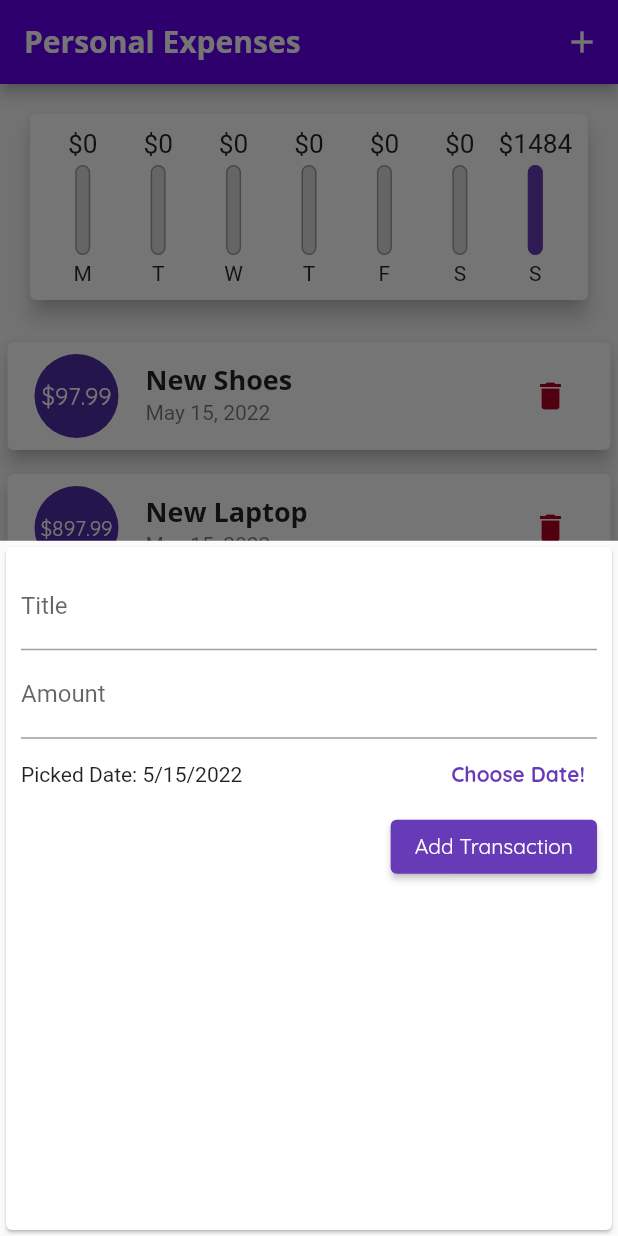
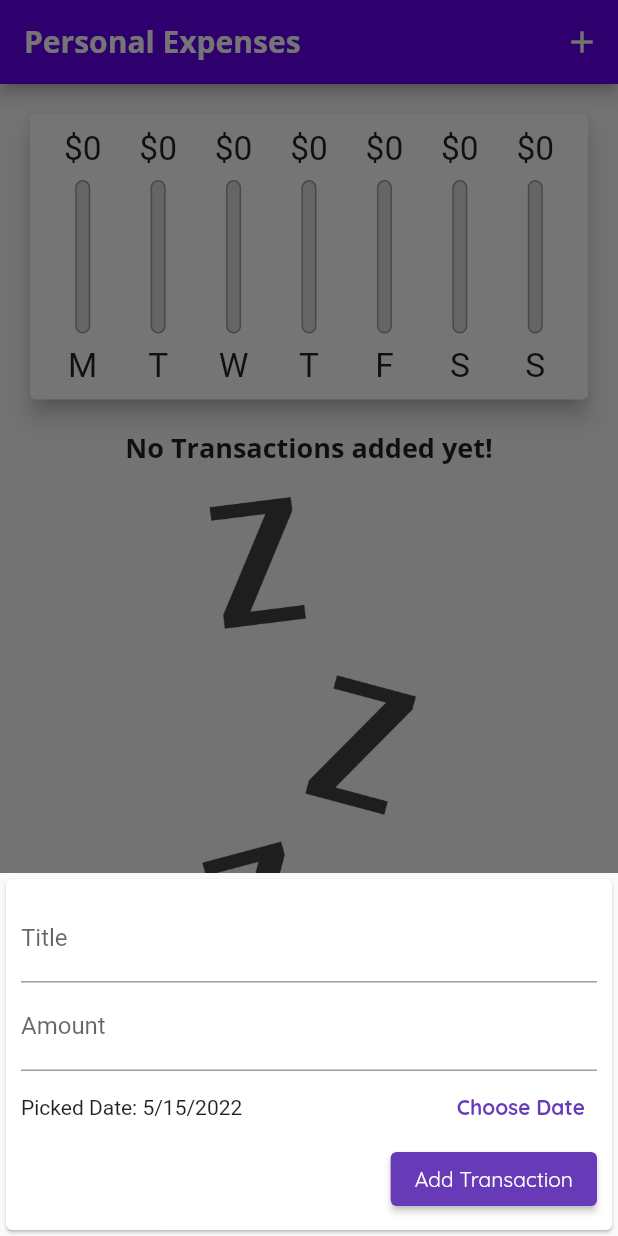
Before and after one commit to SaeedEndergiri/expense_planner, a Flutter app: the screen it shows after launch, after a tap on the "add" icon, on a phone screen of 412 x 824 dp. Run offline on Flutter 3.47's test engine with Material 2 defaults, Android fonts, the phone set to English and light mode, and no system bars; Roboto replaces fonts that are missing (Open Sans).

Commit message:
adaptiveness and responsiveness

```diff
--- a/expense_planner/lib/main.dart
+++ b/expense_planner/lib/main.dart
@@ -1,12 +1,20 @@
-import 'package:expense_planner/widgets/chart.dart';
+import 'dart:io';
+
+import 'package:flutter/cupertino.dart';
 import 'package:flutter/material.dart';
+import 'package:flutter/services.dart';
 
 import 'widgets/new_transaction.dart';
 import 'widgets/transaction_list.dart';
 import 'widgets/chart.dart';
 import 'models/transaction.dart';
 
-void main() => runApp(MyApp());
+void main() {
+  // WidgetsFlutterBinding.ensureInitialized();
+  // SystemChrome.setPreferredOrientations(
+  //     [DeviceOrientation.portraitDown, DeviceOrientation.portraitUp]);
+  runApp(MyApp());
+}
 
 class MyApp extends StatelessWidget {
   @override
@@ -45,18 +53,20 @@ class _MyHomePageState extends State<MyHomePage> {
   // String? titleInput;
 
   final List<Transaction> _userTransactions = [
-    Transaction(
-        id: 't1', title: 'New Shoes', amount: 97.99, date: DateTime.now()),
-    Transaction(
-        id: 't2', title: 'New Laptop', amount: 897.99, date: DateTime.now()),
-    Transaction(
-        id: 't3', title: 'Work Desk', amount: 397.99, date: DateTime.now()),
-    Transaction(id: 't4', title: 'Gym', amount: 17.99, date: DateTime.now()),
-    Transaction(
-        id: 't5', title: 'Phone Data', amount: 35.99, date: DateTime.now()),
-    Transaction(
-        id: 't5', title: 'Phone Data', amount: 35.99, date: DateTime.now()),
+    // Transaction(
+    //     id: 't1', title: 'New Shoes', amount: 97.99, date: DateTime.now()),
+    // Transaction(
+    //     id: 't2', title: 'New Laptop', amount: 897.99, date: DateTime.now()),
+    // Transaction(
+    //     id: 't3', title: 'Work Desk', amount: 397.99, date: DateTime.now()),
+    // Transaction(id: 't4', title: 'Gym', amount: 17.99, date: DateTime.now()),
+    // Transaction(
+    //     id: 't5', title: 'Phone Data', amount: 35.99, date: DateTime.now()),
+    // Transaction(
+    //     id: 't5', title: 'Phone Data', amount: 35.99, date: DateTime.now()),
   ];
+
+  bool _showChart = false;
 
   List<Transaction> get _recentTransactions {
     return _userTransactions
@@ -94,8 +104,21 @@ class _MyHomePageState extends State<MyHomePage> {
 
   @override
   Widget build(BuildContext context) {
-    return Scaffold(
-      appBar: AppBar(
+    final mediaQuery = MediaQuery.of(context);
+    final isLandscape = mediaQuery.orientation == Orientation.landscape;
+    final dynamic appBar = Platform.isIOS
+        ? CupertinoNavigationBar(
+            middle: Text('Personal Expenses'),
+            trailing: Row(
+              mainAxisSize: MainAxisSize.min,
+              children: [
+                GestureDetector(
+                    child: Icon(CupertinoIcons.add),
+                    onTap: () => _startAddNewTransaction(context))
+              ],
+            ),
+          )
+        : AppBar(
             title: Text('Personal Expenses',
                 style: TextStyle(fontFamily: 'Open Sans')),
             actions: [
@@ -103,19 +126,70 @@ class _MyHomePageState extends State<MyHomePage> {
                   onPressed: () => _startAddNewTransaction(context),
                   icon: Icon(Icons.add))
             ],
-      ),
-      body: SingleChildScrollView(
+          );
+    final txListWidget = Container(
+      height: (mediaQuery.size.height -
+              appBar.preferredSize.height -
+              mediaQuery.padding.top) *
+          0.7,
+      child: TransactionList(_userTransactions, _deleteTransaction),
+    );
+    final pageBody = SafeArea(
+      child: SingleChildScrollView(
         child: Column(
           //mainAxisAlignment: MainAxisAlignment.spaceAround,
           crossAxisAlignment: CrossAxisAlignment.stretch,
           children: [
-            Chart(_recentTransactions),
-            TransactionList(_userTransactions, _deleteTransaction)
+            if (isLandscape)
+              Row(
+                mainAxisAlignment: MainAxisAlignment.center,
+                children: [
+                  Text('Show Chart', style: Theme.of(context).textTheme.headline6,),
+                  Switch.adaptive(
+                      activeColor: Theme.of(context).colorScheme.secondary,
+                      value: _showChart,
+                      onChanged: (val) {
+                        setState(() {
+                          _showChart = val;
+                        });
+                      }),
+                ],
+              ),
+            if (!isLandscape)
+              Container(
+                  height: (mediaQuery.size.height -
+                          appBar.preferredSize.height -
+                          mediaQuery.padding.top) *
+                      0.3,
+                  child: Chart(_recentTransactions)),
+            if (!isLandscape) txListWidget,
+            if (isLandscape)
+              _showChart
+                  ? Container(
+                      height: (mediaQuery.size.height -
+                              appBar.preferredSize.height -
+                              mediaQuery.padding.top) *
+                          0.7,
+                      child: Chart(_recentTransactions))
+                  : txListWidget
           ],
         ),
       ),
-      floatingActionButtonLocation: FloatingActionButtonLocation.centerFloat,
-      floatingActionButton: FloatingActionButton(
+    );
+
+    return Platform.isIOS
+        ? CupertinoPageScaffold(
+            child: pageBody,
+            navigationBar: appBar,
+          )
+        : Scaffold(
+            appBar: appBar,
+            body: pageBody,
+            floatingActionButtonLocation:
+                FloatingActionButtonLocation.centerFloat,
+            floatingActionButton: Platform.isIOS
+                ? Container()
+                : FloatingActionButton(
                     onPressed: () => _startAddNewTransaction(context),
                     child: Icon(Icons.add)),
           );
--- /dev/null
+++ b/expense_planner/lib/widgets/adaptive_text_button.dart
@@ -0,0 +1,31 @@
+import 'dart:io';
+
+import 'package:flutter/material.dart';
+import 'package:flutter/cupertino.dart';
+
+class AdaptiveTextButton extends StatelessWidget {
+  final String text;
+  final VoidCallback handler;
+
+  AdaptiveTextButton(this.text, this.handler);
+
+  @override
+  Widget build(BuildContext context) {
+    return Platform.isIOS
+        ? CupertinoButton(
+            child: Text(
+              text,
+              style: TextStyle(fontWeight: FontWeight.bold),
+            ),
+            onPressed: handler)
+        : TextButton(
+            style:
+                TextButton.styleFrom(primary: Theme.of(context).primaryColor),
+            child: Text(
+              text,
+              style: TextStyle(fontWeight: FontWeight.bold),
+            ),
+            onPressed: handler,
+          );
+  }
+}
--- a/expense_planner/lib/widgets/chart_bar.dart
+++ b/expense_planner/lib/widgets/chart_bar.dart
@@ -9,17 +9,19 @@ class ChartBar extends StatelessWidget {
 
   @override
   Widget build(BuildContext context) {
+    return LayoutBuilder(
+      builder: (context, constraints) {
         return Column(
           children: [
             Container(
-            height: 20,
+                height: constraints.maxHeight * 0.15,
                 child: FittedBox(
                     child: Text('\$${spendingAmount.toStringAsFixed(0)}'))),
             SizedBox(
-          height: 4,
+              height: constraints.maxHeight * 0.05,
             ),
             Container(
-          height: 60,
+              height: constraints.maxHeight * 0.6,
               width: 10,
               child: Stack(
                 children: [
@@ -41,10 +43,14 @@ class ChartBar extends StatelessWidget {
               ),
             ),
             SizedBox(
-          height: 4,
+              height: constraints.maxHeight * 0.05,
             ),
-        Text(label),
+            Container(
+                height: constraints.maxHeight * 0.15,
+                child: FittedBox(child: Text(label))),
           ],
+        );
+      },
     );
   }
 }
--- a/expense_planner/lib/widgets/new_transaction.dart
+++ b/expense_planner/lib/widgets/new_transaction.dart
@@ -1,6 +1,10 @@
+import 'dart:io';
+
+import 'package:flutter/cupertino.dart';
 import 'package:flutter/material.dart';
-import 'package:flutter/widgets.dart';
 import 'package:intl/intl.dart';
+
+import '/widgets/adaptive_text_button.dart';
 
 class NewTransaction extends StatefulWidget {
   final Function addTxHandler;
@@ -43,9 +47,14 @@ class _NewTransactionState extends State<NewTransaction> {
 
   @override
   Widget build(BuildContext context) {
-    return Card(
+    return SingleChildScrollView(
+      child: Card(
         child: Container(
-        padding: EdgeInsets.all(10),
+          padding: EdgeInsets.only(
+              top: 10,
+              left: 10,
+              right: 10,
+              bottom: MediaQuery.of(context).viewInsets.bottom + 10),
           child: Column(
             crossAxisAlignment: CrossAxisAlignment.end,
             children: [
@@ -73,15 +82,7 @@ class _NewTransactionState extends State<NewTransaction> {
                         ? 'No Date Chosen!'
                         : 'Picked Date: ${DateFormat.yMd().format(_selectedDate)}'),
                   ),
-                TextButton(
-                  style: TextButton.styleFrom(
-                      primary: Theme.of(context).primaryColor),
-                  child: Text(
-                    'Choose Date!',
-                    style: TextStyle(fontWeight: FontWeight.bold),
-                  ),
-                  onPressed: _presentDatePicker,
-                )
+                  AdaptiveTextButton('Choose Date', _presentDatePicker),
                 ],
               ),
               ElevatedButton(
@@ -95,6 +96,7 @@ class _NewTransactionState extends State<NewTransaction> {
             ],
           ),
         ),
+      ),
     );
   }
 }
--- a/expense_planner/lib/widgets/transaction_list.dart
+++ b/expense_planner/lib/widgets/transaction_list.dart
@@ -10,10 +10,9 @@ class TransactionList extends StatelessWidget {
   TransactionList(this.transactions, this.deleteTx);
   @override
   Widget build(BuildContext context) {
-    return Container(
-      height: 600,
-      child: transactions.isEmpty
-          ? Column(
+    return transactions.isEmpty
+        ? LayoutBuilder(builder: (ctx, constraints) {
+            return Column(
               children: [
                 Text('No Transactions added yet!',
                     style: Theme.of(context).textTheme.headline6),
@@ -21,13 +20,14 @@ class TransactionList extends StatelessWidget {
                   height: 20,
                 ),
                 Container(
-                    height: 200,
+                    height: constraints.maxHeight * 0.6,
                     child: Image.asset(
                       'assets/images/waiting.png',
                       fit: BoxFit.cover,
                     ))
               ],
-            )
+            );
+          })
         : ListView.builder(
             itemBuilder: (ctx, index) {
               return Card(
@@ -44,8 +44,17 @@ class TransactionList extends StatelessWidget {
                   title: Text(transactions[index].title,
                       style: Theme.of(context).textTheme.headline6),
                   subtitle: Text(
-                        DateFormat.yMMMd().format(transactions[index].date)),
-                    trailing: IconButton(
+                    DateFormat.yMMMd().format(transactions[index].date),
+                  ),
+                  trailing: MediaQuery.of(context).size.width > 460
+                      ? TextButton.icon(
+                          icon: Icon(Icons.delete),
+                          label: Text('Delete'),
+                          style: TextButton.styleFrom(
+                              primary: Theme.of(context).errorColor),
+                          onPressed: () => deleteTx(transactions[index].id),
+                        )
+                      : IconButton(
                           icon: Icon(Icons.delete),
                           color: Theme.of(context).errorColor,
                           onPressed: () => deleteTx(transactions[index].id),
@@ -54,7 +63,6 @@ class TransactionList extends StatelessWidget {
               );
             },
             itemCount: transactions.length,
-            ),
           );
   }
 }
```
Lines whose indentation alone changed are shown as unchanged.
